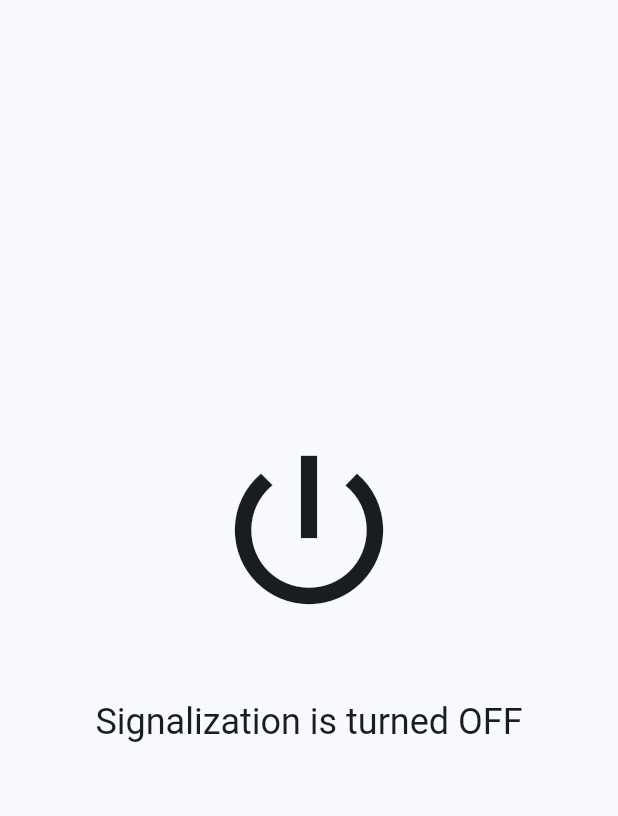
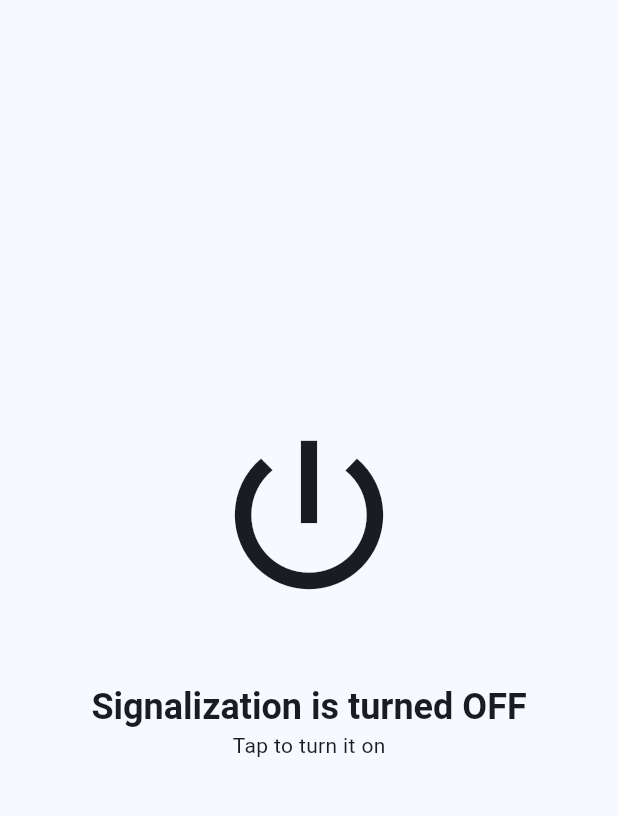
Before and after one commit to vovaklh/SavePhone, a Flutter app: the screen it shows after launch, on a phone screen of 412 x 824 dp, the part 84-900 px from its top. Run offline on Flutter 3.47's test engine with Material 2 defaults, Android fonts, the phone set to English and light mode, and no system bars.

Commit message:
small improvements

```diff
--- a/lib/pages/home_page.dart
+++ b/lib/pages/home_page.dart
@@ -32,7 +32,15 @@ class _HomePageState extends State<HomePage> {
                 const LiquidButton(),
                 const SizedBox(height: 30),
                 Text('Signalization is turned ${provider.isOn ? 'ON' : 'OFF'}',
-                    style: Theme.of(context).textTheme.headlineSmall),
+                    style: Theme.of(context)
+                        .textTheme
+                        .headlineSmall
+                        ?.copyWith(fontWeight: FontWeight.bold)),
+                provider.isOn
+                    ? Text("Your phone is safe",
+                        style: Theme.of(context).textTheme.bodyMedium)
+                    : Text('Tap to turn it on',
+                        style: Theme.of(context).textTheme.bodyMedium),
               ],
             ),
           ),
```
